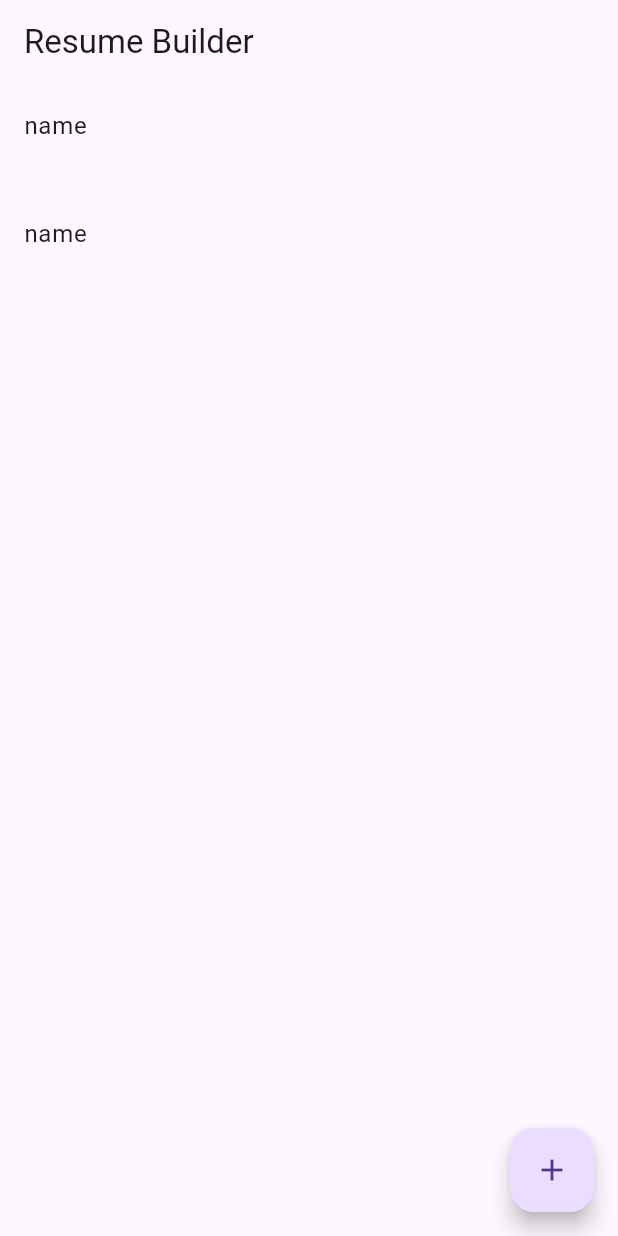
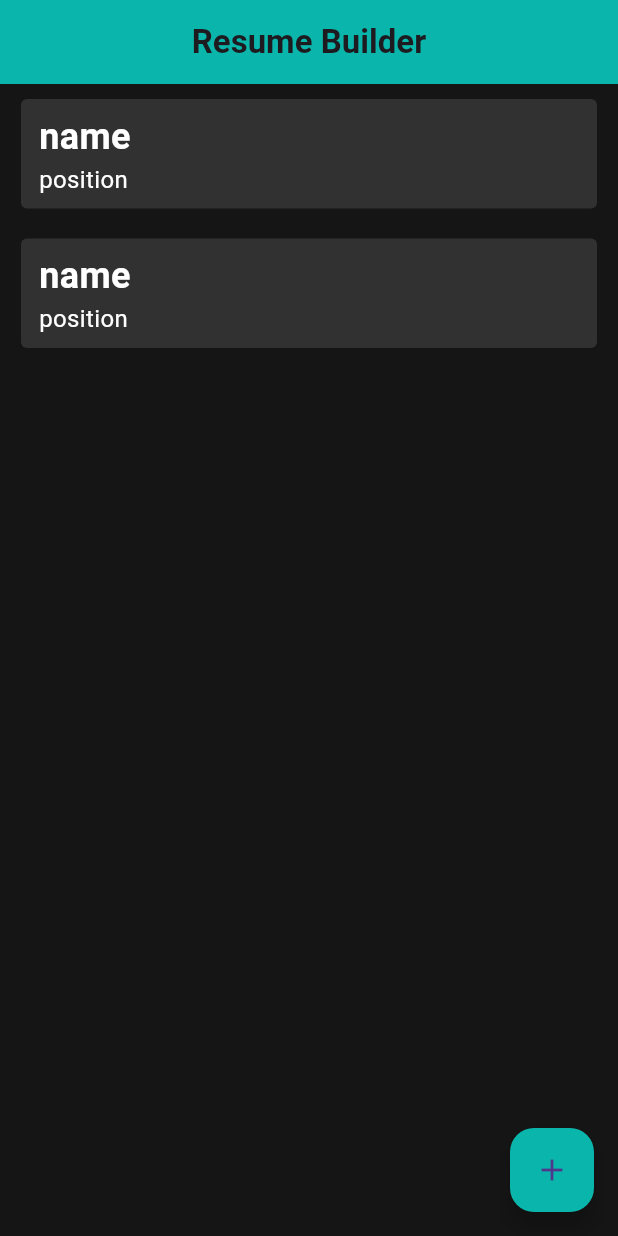
Before and after one commit to rashi8643/Resume_app, a Flutter app: the screen it shows after launch, on a phone screen of 412 x 824 dp. Run offline on Flutter 3.47's test engine with Material 3 defaults, Android fonts, the phone set to English and light mode, and no system bars.

Commit message:
change home page ui

```diff
--- a/lib/main.dart
+++ b/lib/main.dart
@@ -12,6 +12,7 @@
   @override
   Widget build(BuildContext context) {
     return const MaterialApp(
+      debugShowCheckedModeBanner: false,
       home: HomePage(),
     );
   }
--- a/lib/view/home_page.dart
+++ b/lib/view/home_page.dart
@@ -6,20 +6,53 @@ class HomePage extends StatelessWidget {
   @override
   Widget build(BuildContext context) {
     return Scaffold(
+      backgroundColor: Color(0xFF151515),
       appBar: AppBar(
-        title: Text('Resume Builder'),
+        centerTitle: true,
+        title: Text(
+          'Resume Builder',
+          style: TextStyle(fontWeight: FontWeight.bold),
+        ),
+        backgroundColor: Color(0xFF0ab6ab),
       ),
-      body: ListView.separated(
+      body: ListView.builder(
         itemBuilder: (context, index) {
-          return ListTile(
-            onTap: () => () {},
-            title: Text("name"),
+          return Padding(
+            padding: const EdgeInsets.symmetric(horizontal: 14, vertical: 10),
+            child: Container(
+              decoration: BoxDecoration(
+                  borderRadius: BorderRadius.circular(4),
+                  color: Colors.white12),
+              child: Padding(
+                padding:
+                    const EdgeInsets.symmetric(horizontal: 12, vertical: 8),
+                child: Column(
+                  crossAxisAlignment: CrossAxisAlignment.start,
+                  children: [
+                    Text(
+                      "name",
+                      style: TextStyle(
+                          fontSize: 24,
+                          color: Colors.white,
+                          fontWeight: FontWeight.bold),
+                    ),
+                    Text(
+                      "position",
+                      style: TextStyle(
+                        fontSize: 16,
+                        color: Colors.white,
+                      ),
+                    ),
+                  ],
+                ),
+              ),
+            ),
           );
         },
-        separatorBuilder: (context, index) => const SizedBox(height: 16),
         itemCount: 2,
       ),
       floatingActionButton: FloatingActionButton(
+        backgroundColor: Color(0xFF0ab6ab),
         onPressed: () {},
         child: const Icon(Icons.add),
       ),
```
